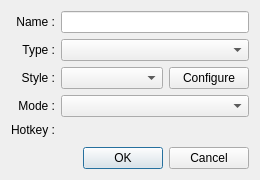
mistic100/UMWP-Autochanger, file src/gui/seteditdialog.ui: the form before one commit.
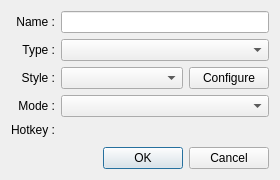
The form after the commit. Custom widgets are drawn as their Qt base class.

Commit message: rework custom layout configuration dialog

Diff of the .ui file:
```diff
--- a/src/gui/seteditdialog.ui
+++ b/src/gui/seteditdialog.ui
@@ -9,14 +9,14 @@
    <rect>
     <x>0</x>
     <y>0</y>
-    <width>260</width>
+    <width>280</width>
     <height>180</height>
    </rect>
   </property>
   <property name="windowTitle">
    <string>Properties</string>
   </property>
-  <layout class="QGridLayout" name="gridLayout" columnstretch="0,1,0">
+  <layout class="QGridLayout" name="gridLayout" columnstretch="0,1">
    <item row="7" column="0">
     <spacer name="verticalSpacer">
      <property name="orientation">
```
The commit also changes 15 other files.
